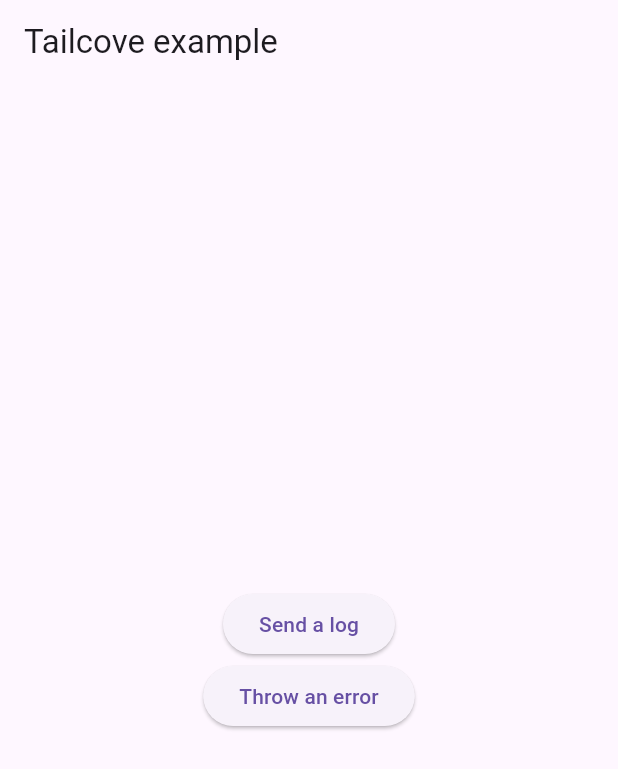
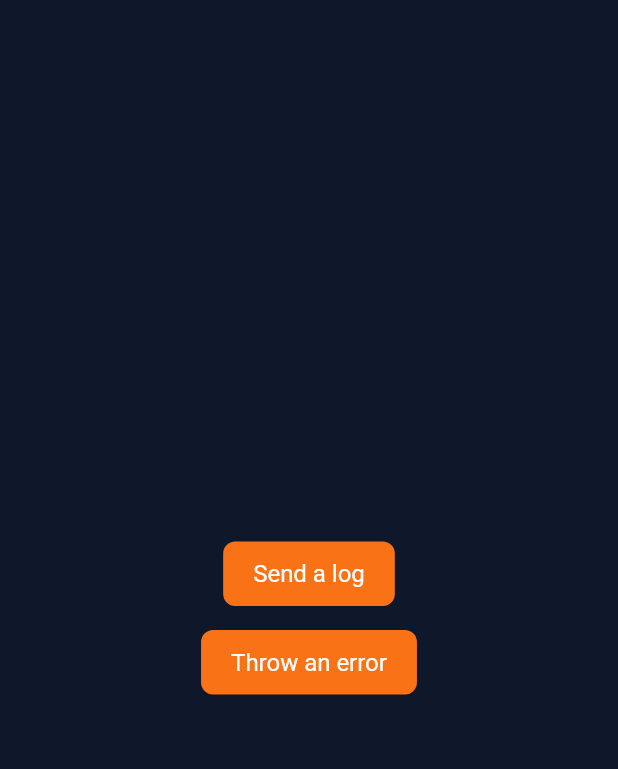
Before and after one commit to tailcove/flutter, a Flutter app: the screen it shows after launch, on a phone screen of 412 x 824 dp. Shown: the top 769 px of the screen. Run offline on Flutter 3.47's test engine with Material 3 defaults, Android fonts, the phone set to English and light mode, and no system bars; our stand-ins replace clock.

Commit message:
Use widgets.dart in the example and README (#1)

```diff
--- a/example/lib/main.dart
+++ b/example/lib/main.dart
@@ -1,9 +1,12 @@
-import 'package:flutter/material.dart';
+import 'package:flutter/widgets.dart';
 import 'package:tailcove_flutter/tailcove_flutter.dart';
 
 void main() {
   Tailcove.runApp(
-    const TailcoveOptions(appKey: 'tca_your_app_key', appId: 'com.example.shop', release: '1.0.0'),
+    const TailcoveOptions(
+        appKey: 'tca_your_app_key',
+        appId: 'com.example.shop',
+        release: '1.0.0'),
     () => runApp(const ExampleApp()),
   );
 }
@@ -13,26 +16,63 @@ class ExampleApp extends StatelessWidget {
 
   @override
   Widget build(BuildContext context) {
-    return MaterialApp(
+    return WidgetsApp(
+      color: const Color(0xFF0F172A),
+      textStyle: const TextStyle(color: Color(0xFFFFFFFF), fontSize: 16),
       navigatorObservers: [TailcoveNavigatorObserver()],
-      home: Scaffold(
-        appBar: AppBar(title: const Text('Tailcove example')),
-        body: Center(
-          child: Column(
-            mainAxisSize: MainAxisSize.min,
-            children: [
-              ElevatedButton(
-                onPressed: () => Tailcove.instance.info('Button tapped', {'screen': 'home'}),
-                child: const Text('Send a log'),
-              ),
-              ElevatedButton(
-                onPressed: () => throw StateError('Something went wrong'),
-                child: const Text('Throw an error'),
-              ),
-            ],
-          ),
+      pageRouteBuilder: <T>(RouteSettings settings, WidgetBuilder builder) =>
+          PageRouteBuilder<T>(
+              settings: settings,
+              pageBuilder: (context, _, __) => builder(context)),
+      home: const HomePage(),
+    );
+  }
+}
+
+class HomePage extends StatelessWidget {
+  const HomePage({super.key});
+
+  @override
+  Widget build(BuildContext context) {
+    return ColoredBox(
+      color: const Color(0xFF0F172A),
+      child: Center(
+        child: Column(
+          mainAxisSize: MainAxisSize.min,
+          children: [
+            _Button(
+              label: 'Send a log',
+              onTap: () =>
+                  Tailcove.instance.info('Button tapped', {'screen': 'home'}),
+            ),
+            const SizedBox(height: 16),
+            _Button(
+                label: 'Throw an error',
+                onTap: () => throw StateError('Something went wrong')),
+          ],
         ),
       ),
     );
   }
 }
+
+class _Button extends StatelessWidget {
+  const _Button({required this.label, required this.onTap});
+
+  final String label;
+  final VoidCallback onTap;
+
+  @override
+  Widget build(BuildContext context) {
+    return GestureDetector(
+      onTap: onTap,
+      child: Container(
+        padding: const EdgeInsets.symmetric(horizontal: 20, vertical: 12),
+        decoration: BoxDecoration(
+            color: const Color(0xFFF97316),
+            borderRadius: BorderRadius.circular(8)),
+        child: Text(label),
+      ),
+    );
+  }
+}
```
Also changed, not shown: 1 other file.
